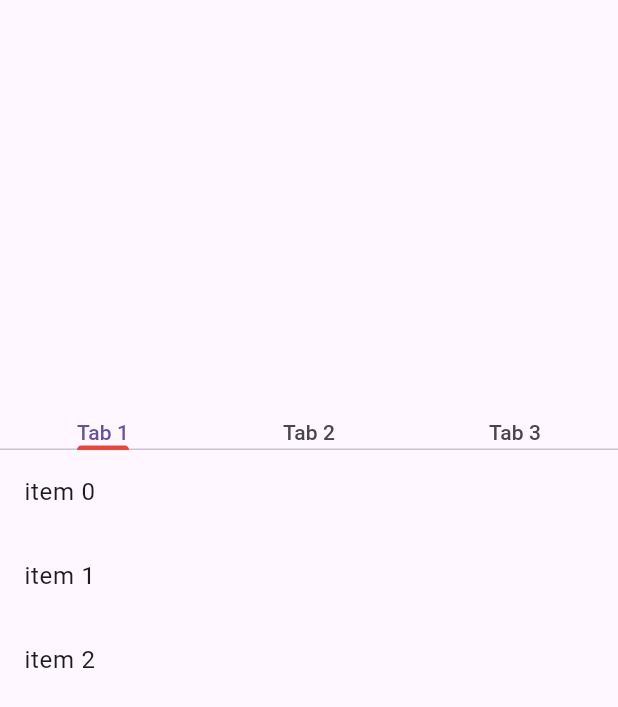
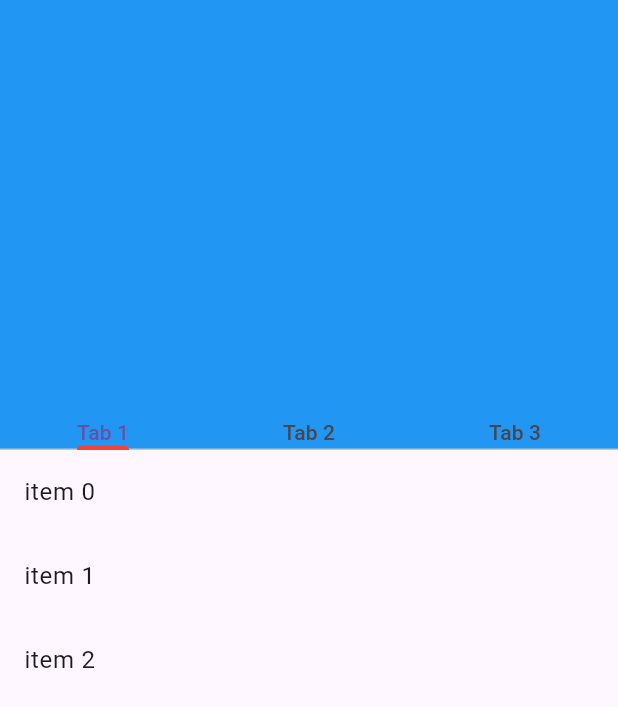
Before and after one commit to MrSolomonAccount/tabbar, a Flutter app: the screen it shows after launch, on a phone screen of 412 x 824 dp. Shown: the top 707 px of the screen. Run offline on Flutter 3.47's test engine with Material 3 defaults, Android fonts, the phone set to English and light mode, and no system bars.

Commit message:
best working version

```diff
--- a/lib/main.dart
+++ b/lib/main.dart
@@ -34,10 +34,12 @@ class _HomePageState extends State<HomePage> with TickerProviderStateMixin {
   @override
   Widget build(BuildContext context) {
     return  NestedScrollView(
+      physics: scrollOrNot(numOfChildren: childCount[tabController.index]),
 headerSliverBuilder:(context, innerBoxIsScrolled)=>[
  SliverAppBar(
   expandedHeight: 300,
   floating: true,
+  backgroundColor: Colors.blue,
   bottom: TabBar(
     onTap: (value){
      setState(() {
```
Also changed, not shown: pubspec.lock.
